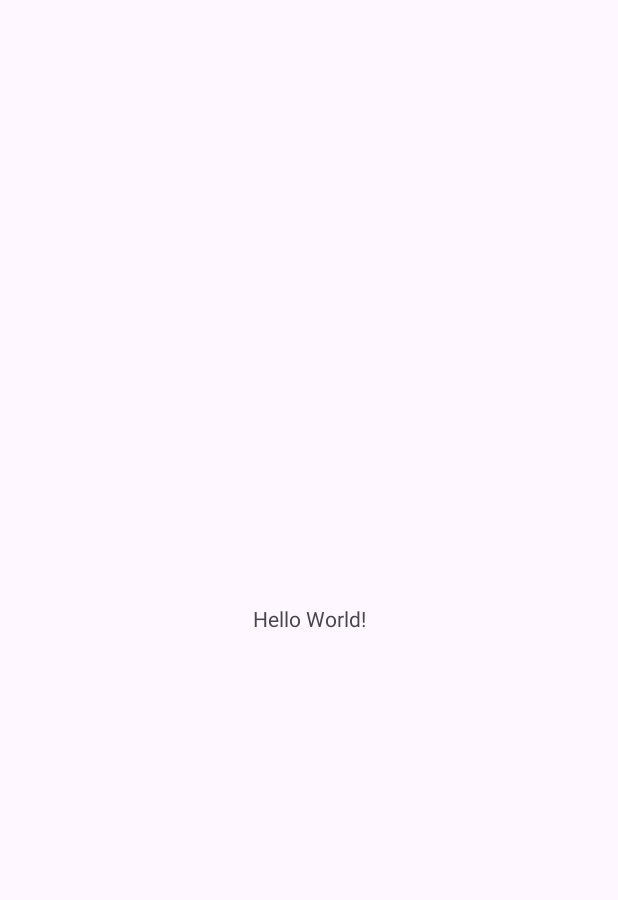
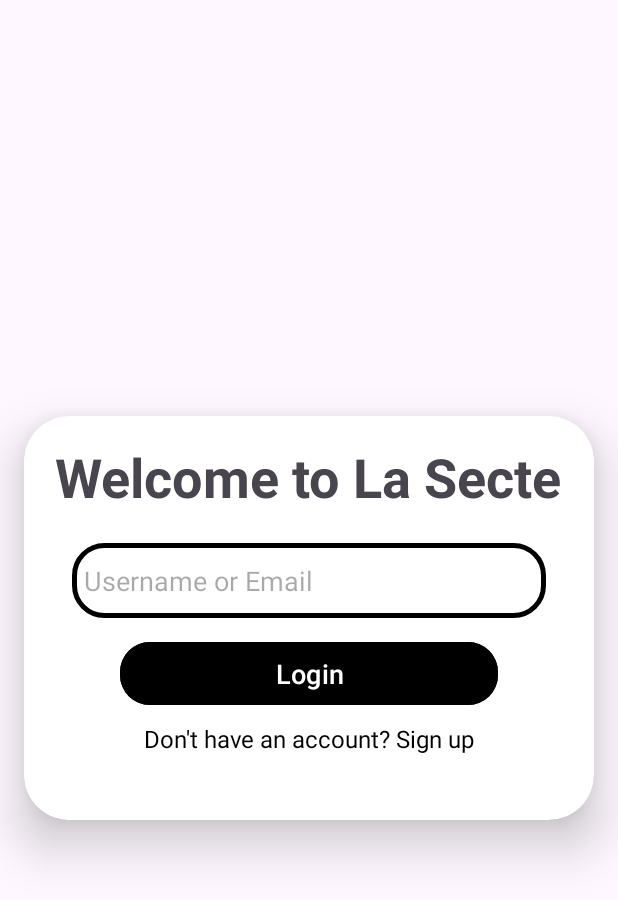
Before and after one commit to HachemJ/Taskify, an Android app: the screen it shows after launch (MainActivity), on a phone screen of 412 x 824 dp. Before the commit the part shown is almost empty. Shown: the top 900 px of the screen. Run offline under Robolectric (Android 15) with nearby library versions, the phone set to English and light mode, and no system bars.

Commit message:
Getting Started with the LogIn page

```diff
--- a/app/build.gradle.kts
+++ b/app/build.gradle.kts
@@ -32,11 +32,13 @@ android {
 }
 
 dependencies {
+    // If you're using version catalogs, use the alias from the catalog
+    implementation(libs.constraintlayout) // This assumes you have the version catalog set up properly
 
     implementation(libs.appcompat)
     implementation(libs.material)
     implementation(libs.activity)
-    implementation(libs.constraintlayout)
+
     testImplementation(libs.junit)
     androidTestImplementation(libs.ext.junit)
     androidTestImplementation(libs.espresso.core)
--- /dev/null
+++ b/app/src/main/res/drawable/custom_edittext.xml
@@ -0,0 +1,12 @@
+<?xml version="1.0" encoding="utf-8"?>
+<shape xmlns:android="http://schemas.android.com/apk/res/android"
+    android:shape="rectangle">
+
+    <stroke
+        android:width="3dp"
+        android:color="@color/black"/>
+
+    <corners
+        android:radius="20dp"/>
+
+</shape>
--- a/app/src/main/res/layout/activity_main.xml
+++ b/app/src/main/res/layout/activity_main.xml
@@ -7,13 +7,86 @@
     android:layout_height="match_parent"
     tools:context=".MainActivity">
 
-    <TextView
-        android:layout_width="wrap_content"
+    <androidx.cardview.widget.CardView
+        android:id="@+id/cardContainer"
+        android:layout_width="match_parent"
         android:layout_height="wrap_content"
-        android:text="Hello World!"
+        android:layout_marginStart="16dp"
+        android:layout_marginEnd="16dp"
+        android:background="@drawable/custom_edittext"
+        app:cardCornerRadius="30dp"
+        app:cardElevation="20dp"
         app:layout_constraintBottom_toBottomOf="parent"
         app:layout_constraintEnd_toEndOf="parent"
         app:layout_constraintStart_toStartOf="parent"
-        app:layout_constraintTop_toTopOf="parent" />
+        app:layout_constraintTop_toTopOf="parent">
 
+        <androidx.constraintlayout.widget.ConstraintLayout
+            android:layout_width="match_parent"
+            android:layout_height="269dp">
+
+            <TextView
+                android:id="@+id/loginText"
+                android:layout_width="wrap_content"
+                android:layout_height="wrap_content"
+                android:layout_marginTop="16dp"
+                android:text="Welcome to La Secte"
+                android:textAlignment="center"
+                android:textSize="36sp"
+                android:textStyle="bold"
+                app:layout_constraintEnd_toEndOf="parent"
+                app:layout_constraintHorizontal_bias="0.486"
+                app:layout_constraintStart_toStartOf="parent"
+                app:layout_constraintTop_toTopOf="parent" />
+
+            <EditText
+                android:id="@+id/username"
+                android:layout_width="match_parent"
+                android:layout_height="50dp"
+                android:layout_marginStart="32dp"
+                android:layout_marginTop="20dp"
+                android:layout_marginEnd="32dp"
+                android:background="@drawable/custom_edittext"
+                android:hint="Username or Email"
+                android:padding="8dp"
+                android:textColor="@color/black"
+                android:textColorHighlight="@color/cardview_dark_background"
+                app:layout_constraintEnd_toEndOf="parent"
+                app:layout_constraintStart_toStartOf="parent"
+                app:layout_constraintTop_toBottomOf="@id/loginText" />
+
+            <Button
+                android:id="@+id/loginButton"
+                android:layout_width="match_parent"
+                android:layout_height="50dp"
+                android:layout_marginStart="64dp"
+                android:layout_marginTop="12dp"
+                android:layout_marginEnd="64dp"
+                android:backgroundTint="@color/black"
+                android:text="Login"
+                android:textSize="18sp"
+                app:cornerRadius="20dp"
+                app:layout_constraintEnd_toEndOf="parent"
+                app:layout_constraintHorizontal_bias="1.0"
+                app:layout_constraintStart_toStartOf="parent"
+                app:layout_constraintTop_toBottomOf="@id/username" />
+
+            <TextView
+                android:id="@+id/textView"
+                android:layout_width="wrap_content"
+                android:layout_height="48dp"
+                android:layout_marginTop="10dp"
+                android:layout_marginBottom="20dp"
+                android:clickable="true"
+                android:focusable="true"
+                android:text="Don't have an account? Sign up"
+                android:textColor="@color/black"
+                android:textSize="16sp"
+                app:layout_constraintBottom_toBottomOf="parent"
+                app:layout_constraintEnd_toEndOf="parent"
+                app:layout_constraintStart_toStartOf="parent"
+                app:layout_constraintTop_toBottomOf="@+id/loginButton" />
+        </androidx.constraintlayout.widget.ConstraintLayout>
+
+    </androidx.cardview.widget.CardView>
 </androidx.constraintlayout.widget.ConstraintLayout>
```
